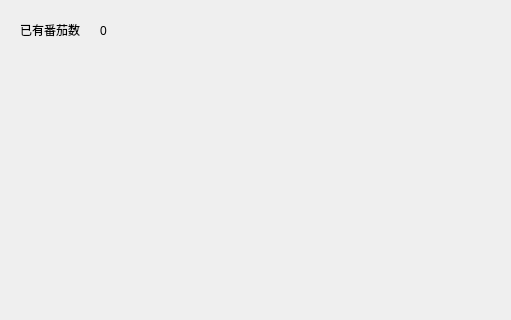
Old version of the form TomClock_QtCreator/screenUi/achievementwindow.ui in the repository MeoRinLime/TomClock; both pictures show x 0 to 511 and y 0 to 320 of the 800 by 500 pixel window.
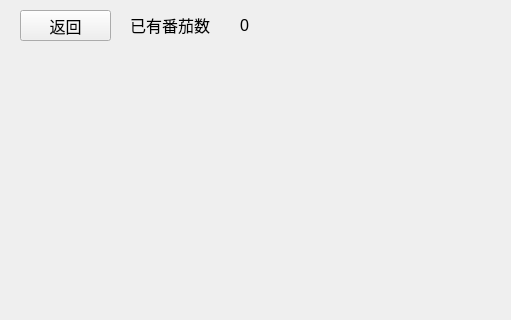
New version of the form. Icons and pictures are not drawn.

Commit message: 成就页面添加了返回按钮

Diff of the .ui file:
```diff
--- a/TomClock_QtCreator/screenUi/achievementwindow.ui
+++ b/TomClock_QtCreator/screenUi/achievementwindow.ui
@@ -26,12 +26,17 @@
   <widget class="QLabel" name="TomatoLabel">
    <property name="geometry">
     <rect>
-     <x>20</x>
-     <y>20</y>
-     <width>61</width>
-     <height>20</height>
+     <x>130</x>
+     <y>9</y>
+     <width>91</width>
+     <height>31</height>
     </rect>
    </property>
+   <property name="font">
+    <font>
+     <pointsize>12</pointsize>
+    </font>
+   </property>
    <property name="text">
     <string>已有番茄数</string>
    </property>
@@ -39,12 +44,17 @@
   <widget class="QLabel" name="numOfTomato">
    <property name="geometry">
     <rect>
-     <x>100</x>
-     <y>20</y>
+     <x>240</x>
+     <y>10</y>
      <width>131</width>
-     <height>21</height>
+     <height>31</height>
     </rect>
    </property>
+   <property name="font">
+    <font>
+     <pointsize>12</pointsize>
+    </font>
+   </property>
    <property name="text">
     <string>0</string>
    </property>
@@ -87,6 +97,24 @@
     </property>
    </widget>
   </widget>
+  <widget class="QPushButton" name="backBtn">
+   <property name="geometry">
+    <rect>
+     <x>20</x>
+     <y>10</y>
+     <width>91</width>
+     <height>31</height>
+    </rect>
+   </property>
+   <property name="font">
+    <font>
+     <pointsize>12</pointsize>
+    </font>
+   </property>
+   <property name="text">
+    <string>返回</string>
+   </property>
+  </widget>
  </widget>
  <resources>
   <include location="../res.qrc"/>
```
The commit also changes 6 other files.
